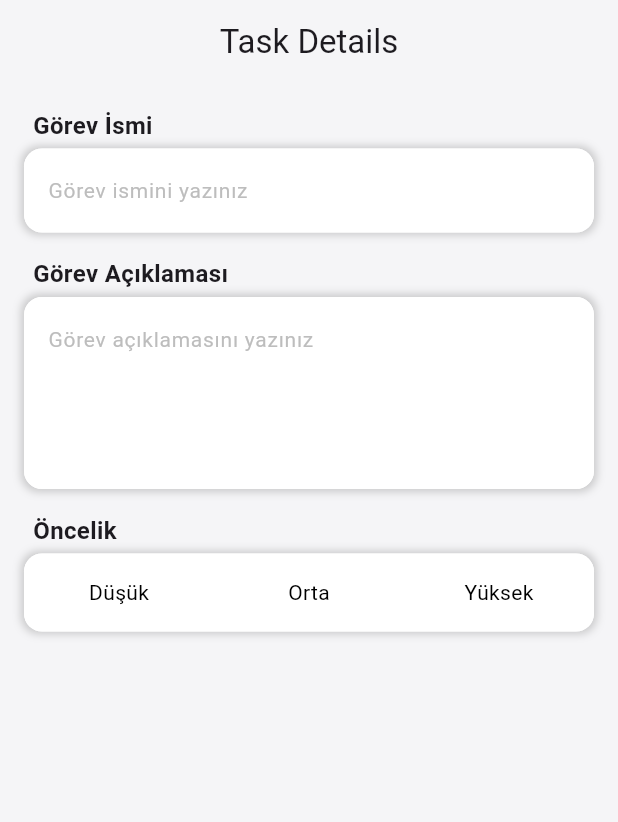
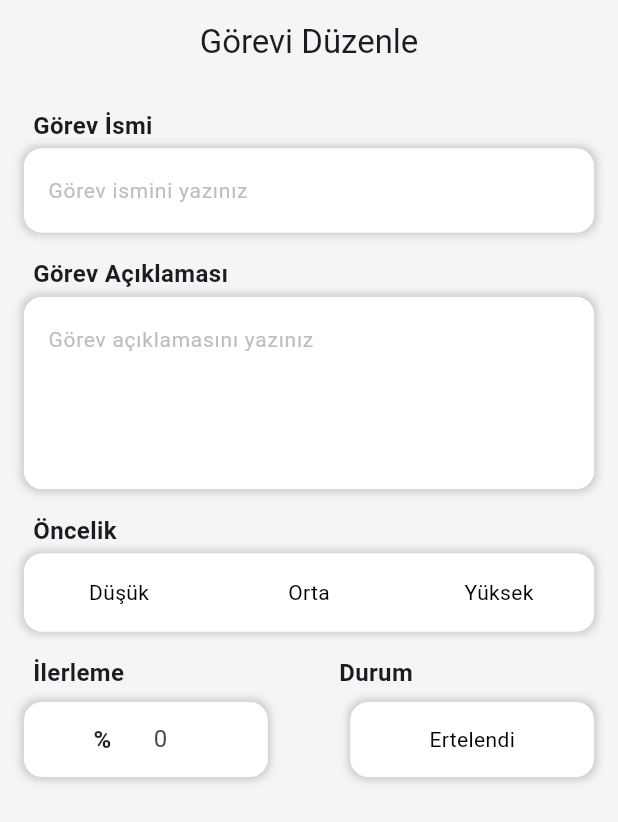
Before and after one commit to idilsg/TaskManagerApp, a Flutter app: the screen it shows after launch, on a phone screen of 412 x 824 dp. Shown: the top 822 px of the screen. Run offline on Flutter 3.47's test engine with Material 3 defaults, Android fonts, the phone set to English and light mode, and no system bars; our stand-ins replace flutter_svg.

Commit message:
progress and status

```diff
--- a/lib/pages/edittask.dart
+++ b/lib/pages/edittask.dart
@@ -12,7 +12,7 @@ class EditTaskPage extends StatelessWidget {
     return Scaffold(
       backgroundColor: const Color(0xFFF5F5F7),
       appBar: AppBar(
-        title: const Text('Task Details'),
+        title: const Text('Görevi Düzenle'),
         centerTitle: true,
         backgroundColor: const Color(0xFFF5F5F7),
       ),
@@ -24,8 +24,18 @@ class EditTaskPage extends StatelessWidget {
             TaskName(),
             SizedBox(height: 16),
             TaskDescription(),
-            SizedBox(height: 16), // buraya takvim gelecek
+            SizedBox(height: 16),
+            // buraya takvim gelecek
+            // SizedBox(height: 16),
             TaskPriority(),
+            SizedBox(height: 16),
+            // buraya kategori gelecek
+            // SizedBox(height: 16),
+            // buraya kişiler gelecek
+            // SizedBox(height: 16),
+            ProgressandStatus(),
+            // SizedBox(height: 16),
+            // buraya kaydet gelecek
           ],
         ),
       ),
@@ -192,7 +202,7 @@ class _TaskPriorityState extends State<TaskPriority> {
                     padding: const EdgeInsets.all(16),
                     decoration: BoxDecoration(
                       color: selectedIndex == index
-                          ? Color(0xFFE47000).withOpacity(0.6) // seçilen butonun rengi
+                          ? const Color(0xFFE47000).withOpacity(0.6) // seçilen butonun rengi
                           : Colors.white, // seçilmeyen butonun rengi
                       borderRadius: index == 0
                           ? const BorderRadius.only(
@@ -225,3 +235,155 @@ class _TaskPriorityState extends State<TaskPriority> {
     );
   }
 }
+
+class ProgressandStatus extends StatefulWidget {
+  const ProgressandStatus({super.key});
+
+  @override
+  _ProgressandStatusState createState() => _ProgressandStatusState();
+}
+
+class _ProgressandStatusState extends State<ProgressandStatus> {
+  bool isStatusSelected = false;
+  final TextEditingController _progressController = TextEditingController();
+
+  @override
+  void dispose() {
+    _progressController.dispose();
+    super.dispose();
+  }
+
+  @override
+  Widget build(BuildContext context) {
+    return Column(
+      crossAxisAlignment: CrossAxisAlignment.start,
+      children: [
+        const Row(
+          children: [
+            Expanded(
+              child: Padding(
+                padding: EdgeInsets.only(left: 6.0),
+                child: Text(
+                  'İlerleme',
+                  style: TextStyle(
+                    fontSize: 16,
+                    fontWeight: FontWeight.bold,
+                  ),
+                ),
+              ),
+            ),
+            SizedBox(width: 16),
+            Expanded(
+              child: Padding(
+                padding: EdgeInsets.only(left: 12.0),
+                child: Text(
+                  'Durum',
+                  style: TextStyle(
+                    fontSize: 16,
+                    fontWeight: FontWeight.bold,
+                  ),
+                ),
+              ),
+            ),
+          ],
+        ),
+
+        const SizedBox(height: 8),
+
+        Row(
+          children: <Widget>[
+            // İlerleme
+            Expanded(
+              child: Container(
+                height: 50,
+                padding: const EdgeInsets.symmetric(horizontal: 8),
+                decoration: BoxDecoration(
+                  color: Colors.white,
+                  boxShadow: [
+                    BoxShadow(
+                      color: Colors.grey.withOpacity(0.5),
+                      spreadRadius: 1.5,
+                      blurRadius: 4,
+                    ),
+                  ],
+                  borderRadius: BorderRadius.circular(12),
+                ),
+                child: Row(
+                  mainAxisAlignment: MainAxisAlignment.center,
+                  crossAxisAlignment: CrossAxisAlignment.center,
+                  children: <Widget>[
+                    const Text(
+                      '%',
+                      style: TextStyle(
+                        fontSize: 16,
+                        fontWeight: FontWeight.bold,
+                      ),
+                    ),
+                    const SizedBox(width: 8),
+                    SizedBox(
+                      width: 50,
+                      child: TextField(
+                        controller: _progressController,
+                        keyboardType: TextInputType.number,
+                        textAlign: TextAlign.center,
+                        maxLength: 3,
+                        decoration: const InputDecoration(
+                          isDense: true,
+                          contentPadding: EdgeInsets.symmetric(vertical: 12),
+                          hintText: '0',
+                          border: InputBorder.none,
+                          counterText: '',
+                        ),
+                        style: const TextStyle(fontSize: 16),
+                      ),
+                    ),
+                  ],
+                ),
+
+              ),
+            ),
+
+            const SizedBox(width: 55),
+
+            // Durum
+            Expanded(
+              child: GestureDetector(
+                onTap: () {
+                  setState(() {
+                    isStatusSelected = !isStatusSelected;
+                  });
+                },
+                child: Container(
+                  height: 50,
+                  padding: const EdgeInsets.all(8),
+                  decoration: BoxDecoration(
+                    color: isStatusSelected
+                    ? const Color(0xFFE47000).withOpacity(0.6)
+                    : Colors.white,
+                    boxShadow: [
+                      BoxShadow(
+                        color: Colors.grey.withOpacity(0.5),
+                        spreadRadius: 1.5,
+                        blurRadius: 4,
+                      ),
+                    ],
+                    borderRadius: BorderRadius.circular(12),
+                  ),
+                  child: const Center(
+                    child: Text(
+                      'Ertelendi',
+                      style: TextStyle(
+                        fontSize: 14,
+                        color: Colors.black,
+                      ),
+                    ),
+                  ),
+                ),
+              ),
+            ),
+          ],
+        ),
+      ],
+    );
+  }
+}
```
